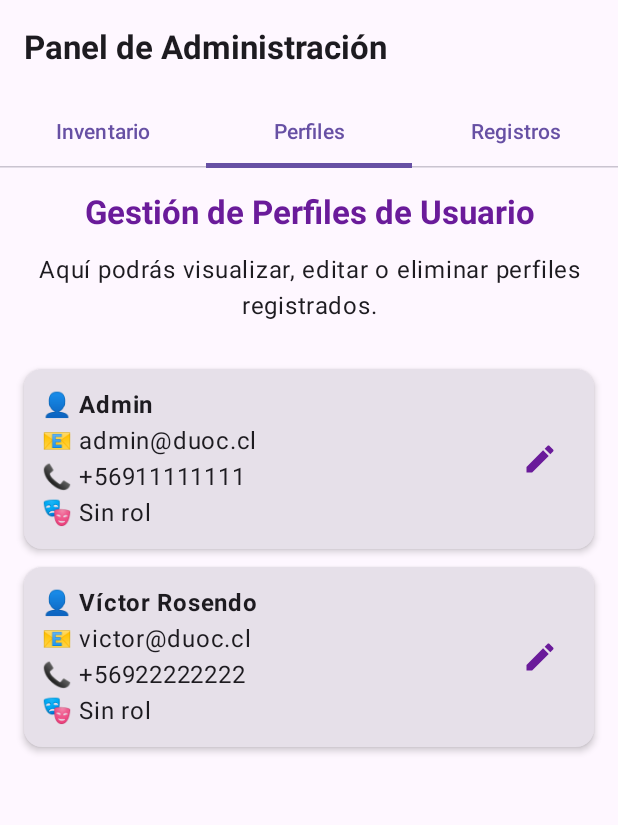
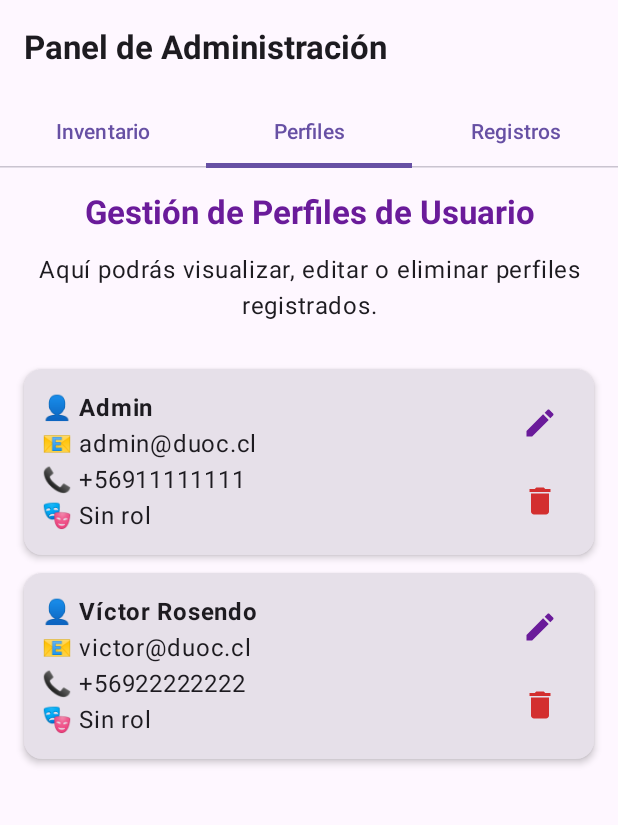
Before and after one commit to xiomararomero98/DiscoClubApp, an Android app built with Jetpack Compose: the AdminScreen screen opened through its navigation route, tab 2 chosen, on a phone screen of 412 x 824 dp, the part 96-921 px from its top. Run offline under Robolectric (Android 15) with nearby library versions, the phone set to English and light mode, and no system bars; our stand-ins replace Room's generated code.

Commit message:
botoncito de eliminar perfil uwu
1 intento xd

```diff
--- a/app/src/main/java/com/example/discoclub/ui/screen/AdminScreen.kt
+++ b/app/src/main/java/com/example/discoclub/ui/screen/AdminScreen.kt
@@ -236,6 +236,9 @@ fun AdminPerfilesScreen(
 ) {
     // Observamos los usuarios desde la base de datos (flujo reactivo)
     val usuarios by vm.getAllUsers().collectAsState(initial = emptyList())
+    // Controla el usuario seleccionado para eliminar
+    var userToDelete by remember { mutableStateOf<com.example.discoclub.data.local.user.UserEntity?>(null) }
+
 
     // Contenedor principal
     Column(
@@ -295,6 +298,10 @@ fun AdminPerfilesScreen(
                                 Text("🎭 ${user.role ?: "Sin rol"}")
                             }
 
+                            Column(
+                                horizontalAlignment = Alignment.End,
+                                verticalArrangement = Arrangement.spacedBy(4.dp)
+                            ) {
                                 // Botón Editar
                                 IconButton(onClick = {
                                     // Navega al formulario de edición de perfil, pasando el ID del usuario
@@ -306,6 +313,13 @@ fun AdminPerfilesScreen(
                                         tint = Color(0xFF6A1B9A)
                                     )
                                 }
+                                // Botón Eliminar
+                                IconButton(onClick = { userToDelete = user }) {
+                                    Icon(
+                                        Icons.Filled.Delete,
+                                        contentDescription = "Eliminar Perfil",
+                                        tint = Color(0xFFD32F2F) // rojo elegante
+                                    )
                                 }
                             }
                         }
@@ -313,7 +327,29 @@ fun AdminPerfilesScreen(
                 }
             }
         }
-
+        //  Diálogo de confirmación de eliminación
+        if (userToDelete != null) {
+            AlertDialog(
+                onDismissRequest = { userToDelete = null },
+                confirmButton = {
+                    TextButton(onClick = {
+                        vm.deleteUser(userToDelete!!)
+                        userToDelete = null
+                    }) {
+                        Text("Sí, eliminar", color = Color.Red)
+                    }
+                },
+                dismissButton = {
+                    TextButton(onClick = { userToDelete = null }) {
+                        Text("Cancelar")
+                    }
+                },
+                title = { Text("Confirmar eliminación") },
+                text = { Text("¿Estás seguro de que quieres eliminar este perfil?") }
+            )
+        }
+    }
+}
 // ------------------------------------------------------------
 //  SUBPANTALLA 3: REGISTROS / REPORTES
 // ------------------------------------------------------------
```
Lines whose indentation alone changed are shown as unchanged.
